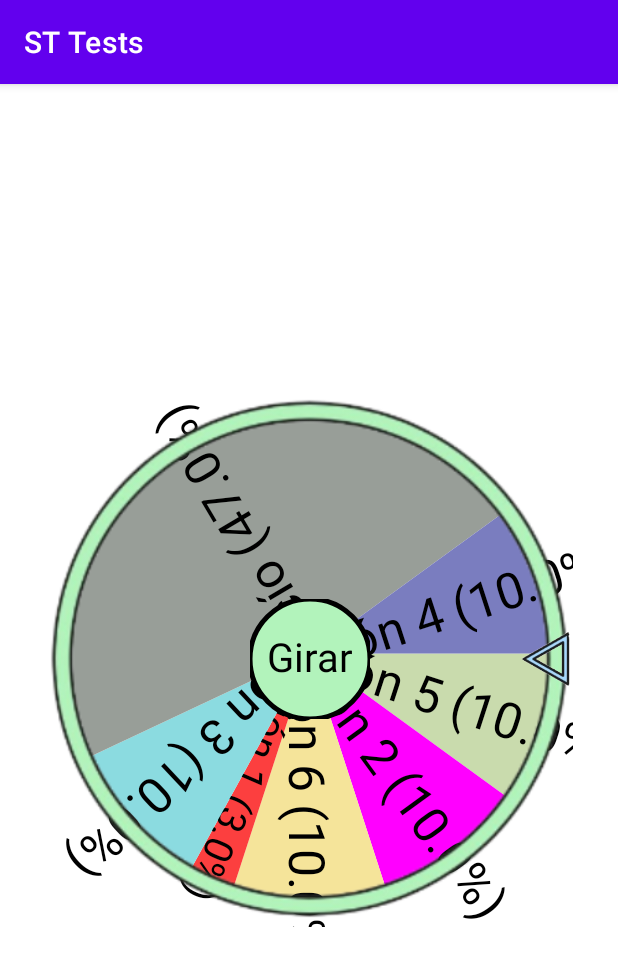
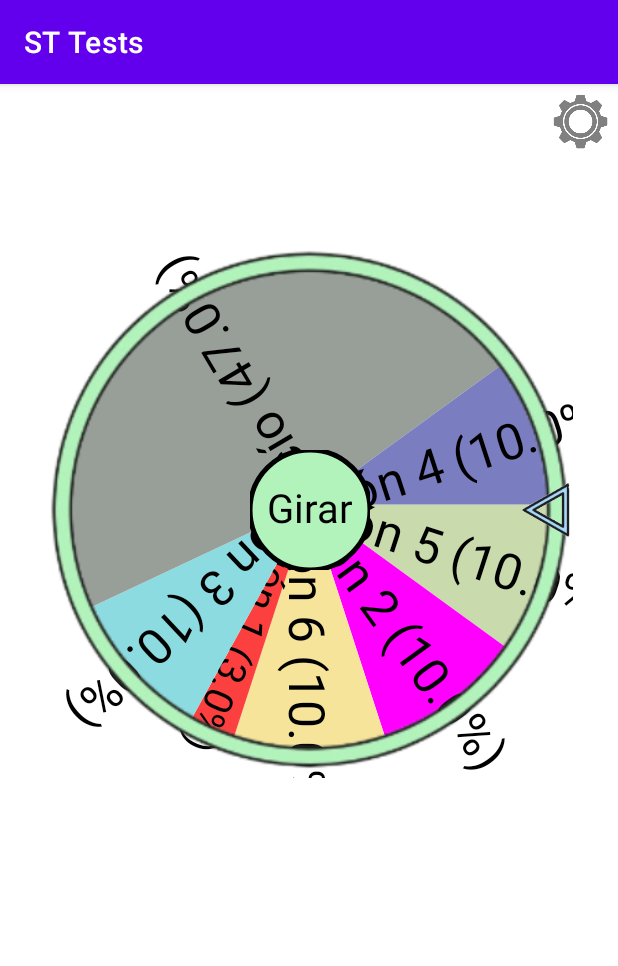
Before and after one commit to Alexandroafk/kotlin-projects-1, an Android app: the RuletaActivity screen opened directly, with no data from a screen before it, on a phone screen of 412 x 824 dp. Shown: the top 966 px of the screen. Run offline under Robolectric (Android 15) with nearby library versions, the phone set to English and light mode, and no system bars; libraries missing offline, so code that uses them is left out: com.afollestad.materialdialogs.

Commit message:
Se añade los cambios de Santiago, Interfaz para editar Opciones
TODO
+ Hacer el historial de opcion (HistoryOptionsView)
+ Hacer el opcion selector, un combobox por ahora.

```diff
--- a/app/build.gradle.kts
+++ b/app/build.gradle.kts
@@ -37,8 +37,7 @@ android {
 
 dependencies {
     implementation("com.airbnb.android:lottie:6.0.0")
-    implementation("com.flask.colorpicker:colorpicker:0.0.13")
-
+    implementation ("com.afollestad.material-dialogs:color:3.3.0")
     implementation(libs.androidx.core.ktx)
     implementation(libs.androidx.appcompat)
     implementation(libs.material)
--- a/app/src/main/java/com/wuaha/ktl_p1/ui/main/MainActivity.kt
+++ b/app/src/main/java/com/wuaha/ktl_p1/ui/main/MainActivity.kt
@@ -10,7 +10,6 @@ import android.widget.Button
 import android.widget.Toast
 import androidx.core.app.ActivityCompat
 import com.google.android.gms.location.FusedLocationProviderClient
-import com.google.android.gms.location.LocationServices
 import com.wuaha.ktl_p1.R
 import com.wuaha.ktl_p1.ui.ruleta.RuletaActivity
 import com.wuaha.ktl_p1.ui.timer.TimerActivity
--- a/app/src/main/java/com/wuaha/ktl_p1/ui/ruleta/RuletaActivity.kt
+++ b/app/src/main/java/com/wuaha/ktl_p1/ui/ruleta/RuletaActivity.kt
@@ -1,12 +1,16 @@
 package com.wuaha.ktl_p1.ui.ruleta
 
+import android.content.res.ColorStateList
+import android.graphics.Color
 import android.os.Bundle
-import android.widget.SeekBar
-import android.widget.Switch
-import android.widget.TextView
+import android.widget.Button
+import android.widget.EditText
+import android.widget.ImageView
 import android.widget.Toast
 import androidx.appcompat.app.AppCompatActivity
-import androidx.gridlayout.widget.GridLayout
+import com.afollestad.materialdialogs.MaterialDialog
+import com.afollestad.materialdialogs.color.colorChooser
+import com.afollestad.materialdialogs.customview.customView
 import com.wuaha.ktl_p1.R
 import com.wuaha.ktl_p1.ui.ruleta.data.RuletaOpcion
 import com.wuaha.ktl_p1.ui.ruleta.views.CentroRuletaView
@@ -17,10 +21,9 @@ class RuletaActivity : AppCompatActivity() {
     // Vistas
     private lateinit var ruletaView: RuletaView
     private lateinit var centroRuletaView: CentroRuletaView
-    private lateinit var gridControles: GridLayout
+    private lateinit var engranajeIcono: ImageView
 
-    // Estado de la ruleta
-    private var currentRow = 0
+    // Opciones iniciales
     private val opciones = mutableListOf(
         RuletaOpcion("Opción 1", "#fc3f3f", 3f, 40f, "#000000"),
         RuletaOpcion("Opción 2", "#FF00FF", 10f, 0f, "#000000"),
@@ -37,6 +40,7 @@ class RuletaActivity : AppCompatActivity() {
         inicializarVistas()
         configurarRuleta()
         configurarBotonCentral()
+        configurarEngranajeCentral()
         actualizarRuleta()
     }
 
@@ -47,11 +51,11 @@ class RuletaActivity : AppCompatActivity() {
     private fun inicializarVistas() {
         ruletaView = findViewById(R.id.ruleta_view_xml)
         centroRuletaView = findViewById(R.id.centro_ruleta_view_xml)
-        // gridControles = findViewById(R.id.panel_control)
+        engranajeIcono = findViewById(R.id.ruleta_settings_ic_img_xml)
     }
 
     // --------------------------
-    // Configuración de la ruleta
+    // Configuraciónes
     // --------------------------
 
     private fun configurarRuleta() {
@@ -62,19 +66,24 @@ class RuletaActivity : AppCompatActivity() {
         }
     }
 
-    // --------------------------
-    // Configuración del botón central
-    // --------------------------
-
     private fun configurarBotonCentral() {
         centroRuletaView.onClick = {
             if (!ruletaView.isGiroActivo) {
                 ruletaView.girar { opcion ->
                     Toast.makeText(this, opcion.texto, Toast.LENGTH_SHORT).show()
+                    // Aqui colocas la llamada al historial donde añades la opcion que salio
+                    // La variable es "opcion"
                 }
             } else {
+                // Mensaje cuando se presiona muchas veces seguidas el boton.
                 Toast.makeText(this, "Espere el resultado.", Toast.LENGTH_SHORT).show()
             }
+        }
+    }
+
+    private fun configurarEngranajeCentral() {
+        engranajeIcono.setOnClickListener {
+            showEditOptionsDialog()
         }
     }
 
@@ -88,102 +97,89 @@ class RuletaActivity : AppCompatActivity() {
     }
 
 
+    // --------------------------
+    // Popup dialog configuracion
+    // --------------------------
+    private fun showEditOptionsDialog() {
+        val opcion = opciones[0] // Edita la opción deseada
 
+        MaterialDialog(this).show {
+            title(text = "Editar Opción")
+            customView(R.layout.dialog_edit_options, scrollable = true)
 
+            // Configuración de vistas
+            val nombreInput = view.findViewById<EditText>(R.id.edit_option_name)
+            val colorInput = view.findViewById<EditText>(R.id.edit_option_color)
+            val probabilidadInput = view.findViewById<EditText>(R.id.edit_option_probabilidad)
+            val btnColor = view.findViewById<Button>(R.id.btn_select_color)
 
+            // Configuración inicial
+            try {
+                val initialColor = Color.parseColor(opcion.colorFondo)
+                btnColor.apply {
+                    text = opcion.colorFondo.uppercase()
+                    backgroundTintList = ColorStateList.valueOf(initialColor)
+                    setTextColor(Color.BLACK) // Texto siempre en negro
+                }
+            } catch (e: Exception) {
+                btnColor.apply {
+                    text = "#000000"
+                    backgroundTintList = ColorStateList.valueOf(Color.BLACK)
+                    setTextColor(Color.BLACK) // Texto siempre en negro
+                }
+            }
 
+            // Valores iniciales
+            nombreInput.setText(opcion.texto)
+            probabilidadInput.setText(opcion.probabilidad?.toString())
 
+            // Selector de color
+            btnColor.setOnClickListener {
+                val currentColor = try {
+                    Color.parseColor(opcion.colorFondo)
+                } catch (e: Exception) {
+                    Color.BLACK
+                }
 
+                val defaultColors = intArrayOf(
+                    Color.RED, Color.GREEN, Color.BLUE, Color.YELLOW,
+                    Color.CYAN, Color.MAGENTA, Color.BLACK,
+                    Color.parseColor("#FFA500"), Color.parseColor("#808080")
+                )
 
+                MaterialDialog(this@RuletaActivity).show {
+                    title(text = "Seleccionar color")
+                    colorChooser(
+                        colors = defaultColors,
+                        initialSelection = currentColor,
+                        allowCustomArgb = true,
+                        showAlphaSelector = false
+                    ) { _, color ->
+                        val hexColor = String.format("#%06X", 0xFFFFFF and color)
+                        colorInput.setText(hexColor)
 
+                        btnColor.apply {
+                            text = hexColor.uppercase()
+                            backgroundTintList = ColorStateList.valueOf(color)
+                            setTextColor(Color.BLACK) // Texto siempre en negro
+                        }
+                    }
+                    positiveButton(text = "Seleccionar")
+                }
+            }
 
-
-
-
-
-
-
-
-
-
-
-
-
-
-
-
-
-    // --------------------------
-    // Controles de la interfaz (Prueba)
-    // --------------------------
-
-    private fun agregarControles(opciones: List<RuletaOpcion>) {
-        agregarSwitch("Orden Aleatorio", ruletaView.isRandomOptionsEnabled()) {
-            ruletaView.setEnableRandomOptions(it)
-        }
-
-        agregarSeekBar("Velocidad", 1, 10, ruletaView.getVelocidadAnimacion()) {
-            ruletaView.setVelocidadAnimacion(it)
-        }
-
-        opciones.forEachIndexed { index, opcion ->
-            agregarSwitch("Opción ${index + 1}", opcion.habilitada) { isChecked ->
-                opcion.habilitada = isChecked
-                actualizarRuleta()
+            positiveButton(text = "Guardar") {
+                // Actualizar la opción
+                opciones[0] = RuletaOpcion(
+                    texto = nombreInput.text.toString(),
+                    colorFondo = colorInput.text.toString(),
+                    probabilidad = probabilidadInput.text.toString().toFloatOrNull() ?: 0f,
+                    tamañoTexto = 40f
+                )
+                ruletaView.setOpciones(opciones)
+                Toast.makeText(this@RuletaActivity, "Opción actualizada", Toast.LENGTH_SHORT).show()
             }
+            negativeButton(text = "Cancelar")
         }
     }
-
-    private fun agregarSwitch(texto: String, estadoInicial: Boolean, callback: (Boolean) -> Unit) {
-        val textView = TextView(this).apply {
-            layoutParams = GridLayout.LayoutParams().apply {
-                rowSpec = GridLayout.spec(currentRow)
-                columnSpec = GridLayout.spec(0)
-            }
-            this.text = texto
-        }
-
-        val switch = Switch(this).apply {
-            layoutParams = GridLayout.LayoutParams().apply {
-                rowSpec = GridLayout.spec(currentRow)
-                columnSpec = GridLayout.spec(1)
-            }
-            isChecked = estadoInicial
-            setOnCheckedChangeListener { _, isChecked -> callback(isChecked) }
-        }
-
-        gridControles.addView(textView)
-        gridControles.addView(switch)
-        currentRow++
-    }
-
-    private fun agregarSeekBar(texto: String, min: Int, max: Int, valorInicial: Int, callback: (Int) -> Unit) {
-        val textView = TextView(this).apply {
-            layoutParams = GridLayout.LayoutParams().apply {
-                rowSpec = GridLayout.spec(currentRow)
-                columnSpec = GridLayout.spec(0)
-            }
-            this.text = texto
-        }
-
-        val seekBar = SeekBar(this).apply {
-            layoutParams = GridLayout.LayoutParams().apply {
-                rowSpec = GridLayout.spec(currentRow)
-                columnSpec = GridLayout.spec(1)
-            }
-            this.max = max
-            progress = valorInicial
-            setOnSeekBarChangeListener(object : SeekBar.OnSeekBarChangeListener {
-                override fun onProgressChanged(seekBar: SeekBar?, progress: Int, fromUser: Boolean) {
-                    callback(progress.coerceIn(min, max))
-                }
-                override fun onStartTrackingTouch(seekBar: SeekBar?) {}
-                override fun onStopTrackingTouch(seekBar: SeekBar?) {}
-            })
-        }
-
-        gridControles.addView(textView)
-        gridControles.addView(seekBar)
-        currentRow++
-    }
 }
--- /dev/null
+++ b/app/src/main/java/com/wuaha/ktl_p1/ui/ruleta/views/HistoryOptionsView.kt
@@ -0,0 +1,24 @@
+package com.wuaha.ktl_p1.ui.ruleta.views
+
+import android.content.Context
+import android.graphics.Canvas
+import android.util.AttributeSet
+import android.view.View
+import com.wuaha.ktl_p1.ui.ruleta.data.RuletaOpcion
+
+class HistoryOptionsView @JvmOverloads constructor(
+    context: Context,
+    attrs: AttributeSet? = null,
+    defStyleAttr: Int = 0
+) : View(context, attrs, defStyleAttr) {
+
+
+//    fun opcionnueva(opcion: RuletaOpcion) {
+//
+//    }
+//
+//
+//    override fun onDraw(canvas: Canvas) {
+//
+//    }
+}
--- a/app/src/main/res/layout/activity_ruleta.xml
+++ b/app/src/main/res/layout/activity_ruleta.xml
@@ -11,11 +11,19 @@
         android:id="@+id/ruleta_view_xml"
         android:layout_width="351dp"
         android:layout_height="358dp"
-        app:layout_constraintBottom_toBottomOf="parent"
+        app:layout_constraintBottom_toTopOf="@id/ruleta_history_options_view_xml"
         app:layout_constraintEnd_toEndOf="parent"
         app:layout_constraintStart_toStartOf="parent"
         app:layout_constraintTop_toTopOf="parent"
         app:layout_constraintVertical_bias="0.498" />
+
+    <com.wuaha.ktl_p1.ui.ruleta.views.HistoryOptionsView
+        android:id="@+id/ruleta_history_options_view_xml"
+        android:layout_width="300dp"
+        android:layout_height="200dp"
+        app:layout_constraintBottom_toBottomOf="parent"
+        app:layout_constraintEnd_toEndOf="parent"
+        app:layout_constraintStart_toStartOf="parent" />
 
     <ImageView
         android:id="@+id/marco_ruleta"
@@ -38,6 +46,15 @@
         app:layout_constraintEnd_toEndOf="@+id/ruleta_view_xml"
         app:layout_constraintTop_toTopOf="@+id/ruleta_view_xml" />
 
+    <ImageView
+        android:id="@+id/ruleta_settings_ic_img_xml"
+        android:layout_width="50dp"
+        android:layout_height="50dp"
+        android:src="@drawable/ic_settings"
+        app:layout_constraintTop_toTopOf="parent"
+        app:layout_constraintEnd_toEndOf="parent"
+        android:contentDescription="Icono de engranaje" />
+
     <com.wuaha.ktl_p1.ui.ruleta.views.CentroRuletaView
         android:id="@+id/centro_ruleta_view_xml"
         android:layout_width="100dp"
@@ -47,23 +64,4 @@
         app:layout_constraintStart_toStartOf="@id/ruleta_view_xml"
         app:layout_constraintTop_toTopOf="@id/ruleta_view_xml"/>
 
-
-    <!-- Prueba de botones
-    <ScrollView
-        android:id="@+id/scroll_controles"
-        android:layout_width="0dp"
-        android:layout_height="0dp"
-        app:layout_constraintTop_toBottomOf="@id/ruleta_view_xml"
-        app:layout_constraintBottom_toBottomOf="parent"
-        app:layout_constraintStart_toStartOf="parent"
-        app:layout_constraintEnd_toEndOf="parent">
-
-        <androidx.gridlayout.widget.GridLayout
-            android:id="@+id/panel_control"
-            android:layout_width="match_parent"
-            android:layout_height="wrap_content"
-            app:columnCount="2"
-            app:rowCount="4">
-        </androidx.gridlayout.widget.GridLayout>
-    </ScrollView> -->
 </androidx.constraintlayout.widget.ConstraintLayout>
```
Also changed, not shown: app/src/main/res/drawable/color_preview_background.xml (added, +13 -0 lines), app/src/main/res/drawable/ic_palette.xml (added, +9 -0 lines), app/src/main/res/layout/dialog_edit_options.xml (added, +93 -0 lines).
